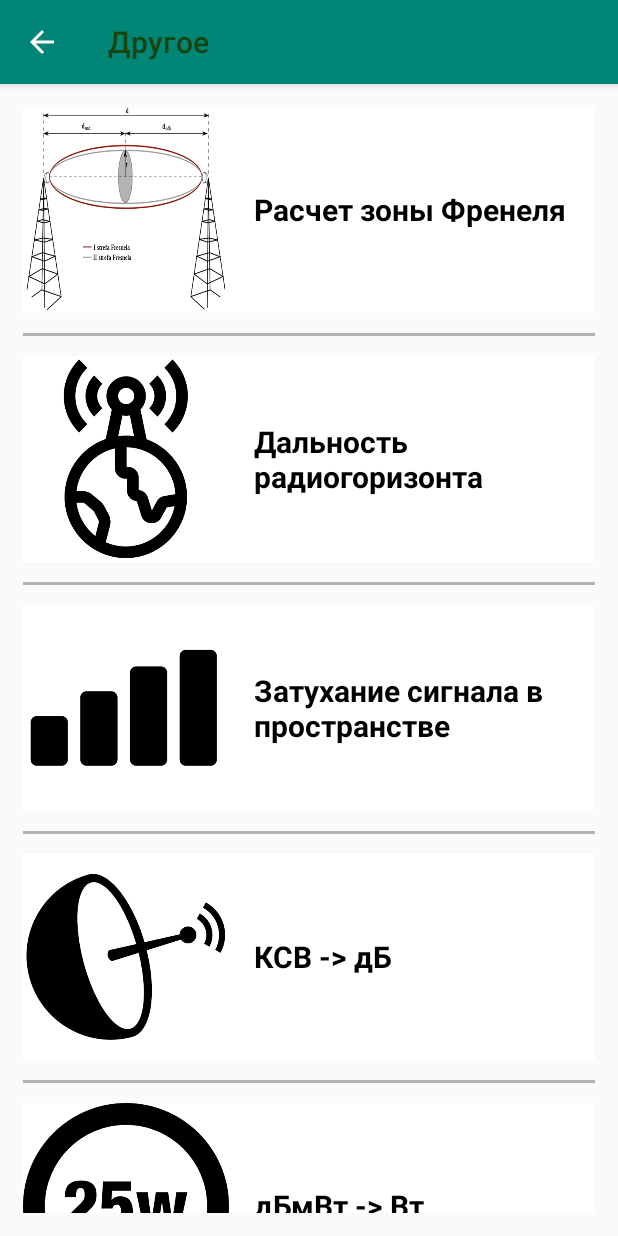
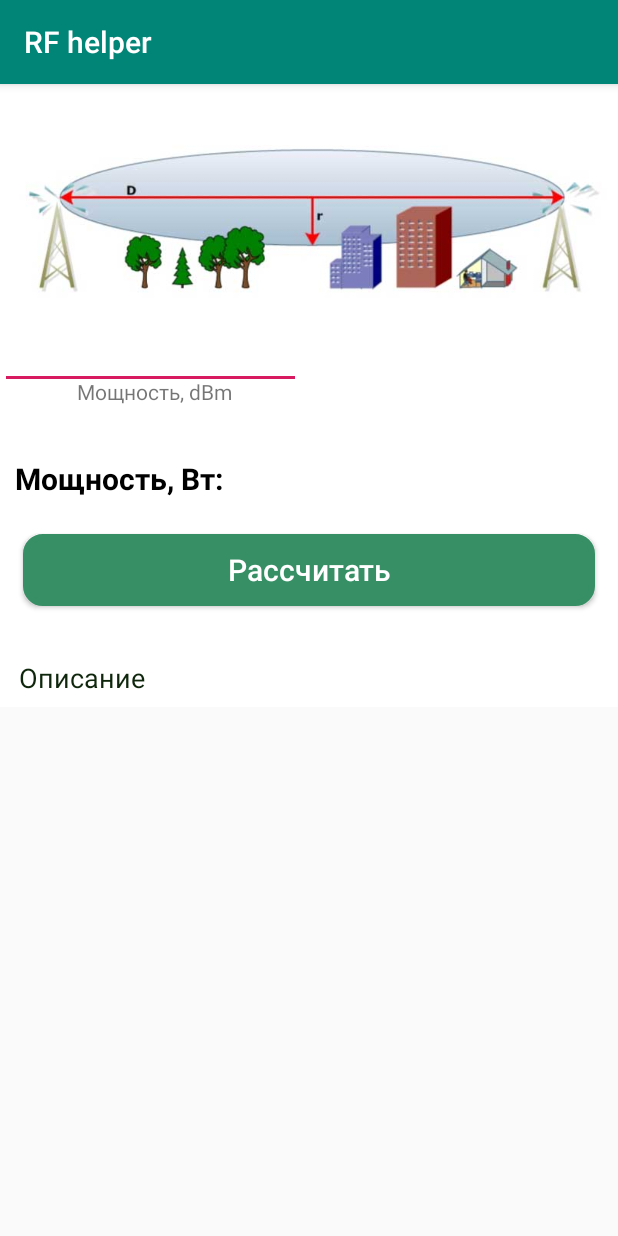
Before and after one commit to Serrggor49/RF_helper, an Android app: the screen it shows after launch (MainActivity before the commit, DecibelToWatt after it), after a tap on "дБмВт -> Вт", on a phone screen of 412 x 824 dp. Run offline under Robolectric (Android 15) with nearby library versions, the phone set to English and light mode, and no system bars.

Commit message:
Сделал конвертор дБм->Вт

```diff
--- a/app/src/main/AndroidManifest.xml
+++ b/app/src/main/AndroidManifest.xml
@@ -9,7 +9,8 @@
         android:roundIcon="@mipmap/ic_launcher_round"
         android:supportsRtl="true"
         android:theme="@style/AppTheme">
-        <activity android:name=".SwrToPower"></activity>
+        <activity android:name=".DecibelToWatt"></activity>
+        <activity android:name=".SwrToPower" />
         <activity android:name=".SignalLossDistance" />
         <activity android:name=".DistanceGorizont" />
         <activity android:name=".FresnelZone" />
--- /dev/null
+++ b/app/src/main/java/com/example/rfhelper/DecibelToWatt.java
@@ -0,0 +1,72 @@
+package com.example.rfhelper;
+
+import androidx.appcompat.app.AppCompatActivity;
+
+import android.os.Bundle;
+import android.view.View;
+import android.widget.EditText;
+import android.widget.TextView;
+import android.widget.Toast;
+
+public class DecibelToWatt extends AppCompatActivity {
+
+    EditText powerDecibell;  // поле ввода мощности в dBm
+    TextView powerWatt; // результат вычислений
+
+
+    @Override
+    protected void onCreate(Bundle savedInstanceState) {
+        super.onCreate(savedInstanceState);
+        setContentView(R.layout.activity_decibel_to_watt);
+    }
+
+
+
+
+    public void refresh(){
+
+        Double dBm = Double.parseDouble(powerDecibell.getText().toString());
+
+        Double zoneDouble_100 =  (Math.pow(10, (dBm/10))); // мощность в мВт
+
+        if (zoneDouble_100>=1000) {  // если мощность свыше 1000 мВт, то отображаем ее в Вт
+            zoneDouble_100 = zoneDouble_100/1000;
+            powerWatt.setText("Мощность " + String.format("%.1f", zoneDouble_100) + " Вт");
+        }
+
+        else  {
+            powerWatt.setText("Мощность " + String.format("%.0f", zoneDouble_100) + " мВт");
+        }
+
+
+
+    }
+
+
+
+    public void fieldsCorrect(View view){  // проверка правильности заполнения полей
+
+        powerDecibell = findViewById(R.id.power_decibell_id);
+        powerWatt = findViewById(R.id.power_watt_id);
+
+
+        try
+        {
+            //double distance = Double.parseDouble(distanceEditText.getText().toString());
+            //double freq = Double.parseDouble(freqEditText.getText().toString());
+            refresh();
+
+        } catch (Exception e1) {
+            e1.printStackTrace();
+            Toast.makeText(this, "Убедитесь в правильности заполнения полей", Toast.LENGTH_LONG).show();
+
+        }
+
+
+
+
+    }
+
+
+
+}
--- a/app/src/main/java/com/example/rfhelper/MainActivity.java
+++ b/app/src/main/java/com/example/rfhelper/MainActivity.java
@@ -47,9 +47,8 @@ public class MainActivity extends AppCompatActivity {
         buttons_generate(R.drawable.radiovidimost, "Дальность радиогоризонта", openDistanceHorizont);
         buttons_generate(R.drawable.signal_zatuhanie, "Затухание сигнала в пространстве", openSignalLossDistance);
         buttons_generate(R.drawable.antenna, "КСВ -> дБ", openSwrToPower);
-        buttons_generate(R.drawable.watts, "дБмВт -> Вт", method_ethic);
-
-        buttons_generate(R.drawable.battery, "Расчет разряда батареи", method_calculator);
+        buttons_generate(R.drawable.watts, "дБмВт -> Вт", openDecibelToWatt);
+        buttons_generate(R.drawable.battery, "Таблица частот", openDecibelToWatt);
         buttons_generate(R.drawable.waves, "Длина волны по частоте", method_vita);
 
     }
@@ -96,10 +95,10 @@ public class MainActivity extends AppCompatActivity {
     // https://tilda.cc/page/?pageid=12216270&previewmode=yes
 
 
-    View.OnClickListener method_calculator = new View.OnClickListener() {  // обработка кнопки "Литература"
+    View.OnClickListener openDecibelToWatt = new View.OnClickListener() {  // обработка кнопки "Литература"
         @Override
         public void onClick(View v) {
-            //     startActivity(new Intent(Other_menu_new.this, Kalculator_jizney_odin.class));
+            startActivity(new Intent(MainActivity.this, DecibelToWatt.class));
         }
     };
 
--- /dev/null
+++ b/app/src/main/res/layout/activity_decibel_to_watt.xml
@@ -0,0 +1,164 @@
+<?xml version="1.0" encoding="utf-8"?>
+<androidx.constraintlayout.widget.ConstraintLayout xmlns:android="http://schemas.android.com/apk/res/android"
+    xmlns:app="http://schemas.android.com/apk/res-auto"
+    xmlns:tools="http://schemas.android.com/tools"
+    android:layout_width="match_parent"
+    android:layout_height="match_parent"
+    >
+
+    <LinearLayout
+        android:layout_width="wrap_content"
+        android:layout_height="wrap_content"
+        android:background="@color/color_accent_3"
+        android:orientation="vertical"
+        tools:layout_editor_absoluteX="1dp"
+        tools:layout_editor_absoluteY="1dp">
+
+
+        <ScrollView
+            android:layout_width="match_parent"
+            android:layout_height="match_parent">
+
+            <LinearLayout
+                android:id="@+id/lin_o"
+                android:layout_width="match_parent"
+                android:layout_height="match_parent"
+                android:background="@color/color_accent_3"
+                android:orientation="vertical">
+
+                <ImageView
+                    android:id="@+id/header_id"
+                    android:layout_width="fill_parent"
+                    android:layout_height="fill_parent"
+                    android:layout_marginBottom="7dp"
+                    android:adjustViewBounds="true"
+                    android:clickable="false"
+                    android:focusableInTouchMode="false"
+                    android:forceHasOverlappingRendering="false"
+                    android:src="@drawable/header_fresnel" />
+
+                <LinearLayout
+                    android:layout_width="match_parent"
+                    android:layout_height="match_parent"
+                    android:orientation="horizontal">
+
+                    <LinearLayout
+                        android:layout_width="match_parent"
+                        android:layout_height="wrap_content"
+                        android:layout_weight="1"
+                        android:orientation="vertical">
+
+                        <EditText
+                            android:id="@+id/power_decibell_id"
+                            android:layout_width="match_parent"
+                            android:layout_height="wrap_content"
+                            android:layout_marginRight="5dp"
+                            android:layout_weight="1"
+                            android:ems="10"
+                            android:filterTouchesWhenObscured="false"
+                            android:gravity="center"
+                            android:inputType="numberDecimal"
+                            android:lines="1"
+                            android:maxLength="16"
+                            android:textColor="@color/Black"
+                            android:textColorHint="@color/Black"
+                            android:textSize="18sp" />
+
+                        <TextView
+                            android:id="@+id/growth_bottom_id"
+                            android:layout_width="match_parent"
+                            android:layout_height="wrap_content"
+                            android:layout_marginTop="-8dp"
+                            android:layout_weight="1"
+                            android:gravity="center_horizontal"
+                            android:text="Мощность, dBm"
+                            android:textSize="14sp"
+                            android:visibility="visible" />
+                    </LinearLayout>
+
+                    <TextView
+                        android:id="@+id/textView"
+                        android:layout_width="match_parent"
+                        android:layout_height="match_parent"
+                        android:layout_weight="1"
+                        android:gravity="center|left"
+                        android:text="MHz"
+                        android:visibility="invisible" />
+                </LinearLayout>
+
+                <LinearLayout
+                    android:layout_width="match_parent"
+                    android:layout_height="match_parent"
+                    android:orientation="horizontal">
+
+                    <TextView
+                        android:id="@+id/textView"
+                        android:layout_width="match_parent"
+                        android:layout_height="match_parent"
+                        android:layout_weight="1"
+                        android:gravity="center|left"
+                        android:text="м"
+                        android:visibility="invisible" />
+                </LinearLayout>
+
+                <LinearLayout
+                    android:layout_width="match_parent"
+                    android:layout_height="match_parent"
+                    android:orientation="vertical"
+                    android:visibility="visible">
+
+                    <TextView
+                        android:id="@+id/power_watt_id"
+                        android:layout_width="match_parent"
+                        android:layout_height="wrap_content"
+                        android:layout_weight="1"
+                        android:gravity="left"
+                        android:paddingLeft="10dp"
+                        android:paddingTop="15dp"
+                        android:paddingBottom="5dp"
+                        android:text="Мощность, Вт:"
+                        android:textColor="@color/Black"
+                        android:textSize="20sp"
+                        android:textStyle="bold"
+                        android:visibility="visible"
+                        tools:shadowDx="wqedqwdqd" />
+
+                    <Button
+                        android:id="@+id/dalee_id"
+                        android:layout_width="match_parent"
+                        android:layout_height="wrap_content"
+                        android:layout_marginLeft="15dp"
+                        android:layout_marginTop="18dp"
+                        android:layout_marginRight="15dp"
+                        android:layout_marginBottom="18dp"
+                        android:layout_weight="1"
+                        android:background="@drawable/around_image"
+                        android:onClick="fieldsCorrect"
+                        android:text="Рассчитать"
+                        android:textAllCaps="false"
+                        android:textColor="@color/color_accent_3"
+                        android:textSize="20sp" />
+
+                    <TextView
+                        android:id="@+id/description_id"
+                        android:layout_width="wrap_content"
+                        android:layout_height="wrap_content"
+                        android:layout_margin="7dp"
+                        android:layout_weight="1"
+                        android:breakStrategy="high_quality"
+                        android:gravity="left"
+                        android:paddingLeft="5dp"
+                        android:paddingTop="10dp"
+                        android:text="Описание"
+                        android:textColor="@color/color_primary_dark"
+                        android:textSize="18sp" />
+
+
+                </LinearLayout>
+
+
+            </LinearLayout>
+        </ScrollView>
+
+    </LinearLayout>
+</androidx.constraintlayout.widget.ConstraintLayout>
```
